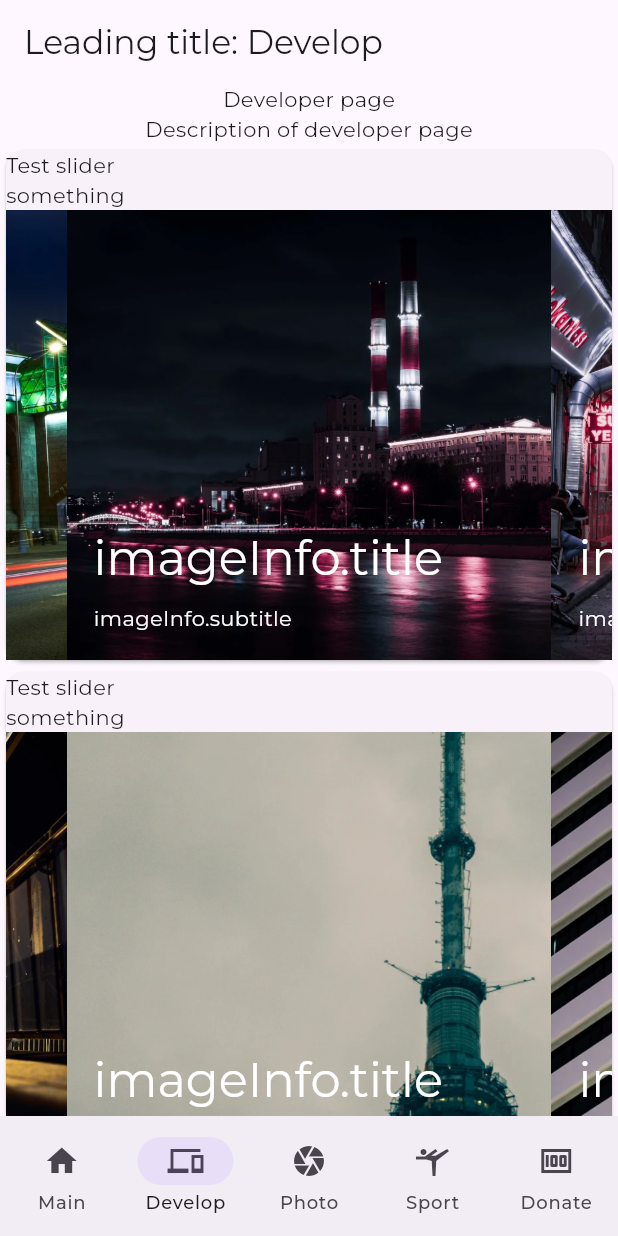
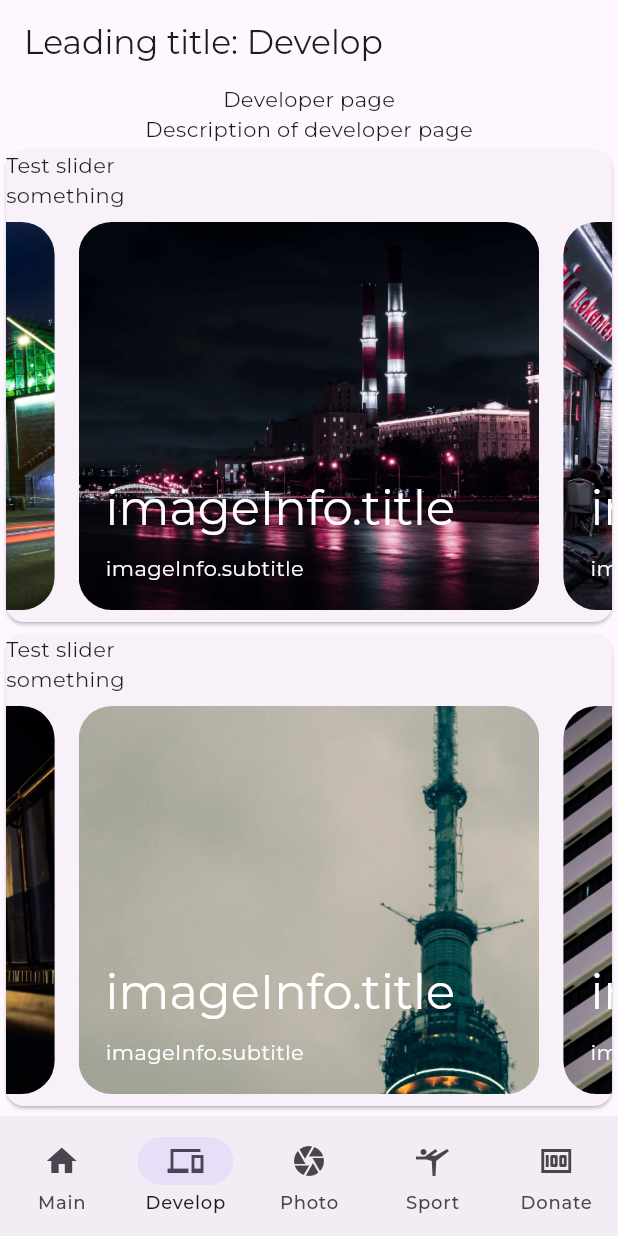
Before and after one commit to Sutemi67/dart_personal_website_front_back, a Flutter app: the screen it shows after launch, item 2 of the bottom bar chosen, on a phone screen of 412 x 824 dp. Run offline on Flutter 3.47's test engine with Material 3 defaults, Android fonts, the phone set to English and light mode, and no system bars; drawn by our look-alikes of carousel_slider; our stand-ins replace google_fonts.

Commit message:
patch of carousels

```diff
--- a/lib/pages/developer_page/configs/carousels_options.dart
+++ b/lib/pages/developer_page/configs/carousels_options.dart
@@ -1,8 +1,10 @@
 import 'package:carousel_slider/carousel_options.dart';
 
-final carouselsOptions = CarouselOptions(
-  height: 300.0,
-  autoPlay: true,
-  enlargeFactor: 0.5,
-  autoPlayAnimationDuration: const Duration(seconds: 2),
-);
+CarouselOptions carouselsOptions(double height) {
+  return CarouselOptions(
+    height: height,
+    autoPlay: false,
+    enlargeFactor: 0.5,
+    autoPlayAnimationDuration: const Duration(seconds: 2),
+  );
+}
--- a/lib/pages/developer_page/widgets/flutter_carousel.dart
+++ b/lib/pages/developer_page/widgets/flutter_carousel.dart
@@ -9,6 +9,8 @@ class FlutterCarouselWidget extends StatelessWidget {
 
   @override
   Widget build(BuildContext context) {
+    late final height = MediaQuery.of(context).size.height / 3;
+
     return Card(
       child: ListView(
         shrinkWrap: true,
@@ -20,7 +22,7 @@ class FlutterCarouselWidget extends StatelessWidget {
             items: AppImages.flutterList
                 .map((el) => HeroLayoutWidget(imageUrl: el))
                 .toList(),
-            options: carouselsOptions,
+            options: carouselsOptions(height),
           ),
         ],
       ),
--- a/lib/pages/developer_page/widgets/hero_stack_layout.dart
+++ b/lib/pages/developer_page/widgets/hero_stack_layout.dart
@@ -6,16 +6,17 @@ class HeroLayoutWidget extends StatelessWidget {
 
   @override
   Widget build(BuildContext context) {
-    return Stack(
+    return Padding(
+      padding: const EdgeInsets.all(8.0),
+      child: Stack(
         alignment: AlignmentDirectional.bottomStart,
         children: <Widget>[
-        ClipRect(
-          child: Container(
+          Container(
             decoration: BoxDecoration(
+              borderRadius: BorderRadius.all(Radius.circular(22)),
               image: DecorationImage(
                 image: AssetImage(imageUrl),
                 fit: BoxFit.cover,
-              ),
               ),
             ),
           ),
@@ -46,6 +47,7 @@ class HeroLayoutWidget extends StatelessWidget {
             ),
           ),
         ],
+      ),
     );
   }
 }
--- a/lib/pages/developer_page/widgets/kotlin_carousel.dart
+++ b/lib/pages/developer_page/widgets/kotlin_carousel.dart
@@ -9,6 +9,7 @@ class KotlinCarouselWidget extends StatelessWidget {
 
   @override
   Widget build(BuildContext context) {
+    late final height = MediaQuery.of(context).size.height / 3;
     return Card(
       child: ListView(
         shrinkWrap: true,
@@ -20,7 +21,7 @@ class KotlinCarouselWidget extends StatelessWidget {
             items: AppImages.kotlinList
                 .map((el) => HeroLayoutWidget(imageUrl: el))
                 .toList(),
-            options: carouselsOptions,
+            options: carouselsOptions(height),
           ),
         ],
       ),
```
Also changed, not shown: 7 other files. Lines whose indentation alone changed are shown as unchanged.
